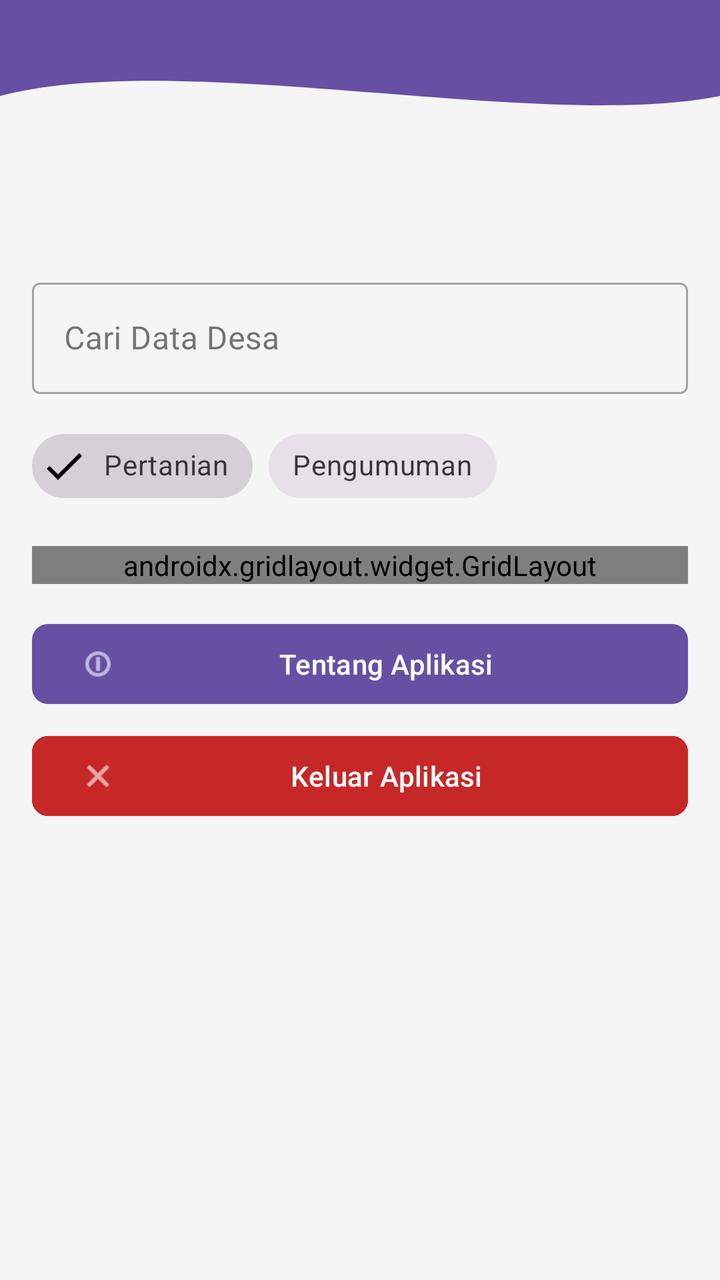
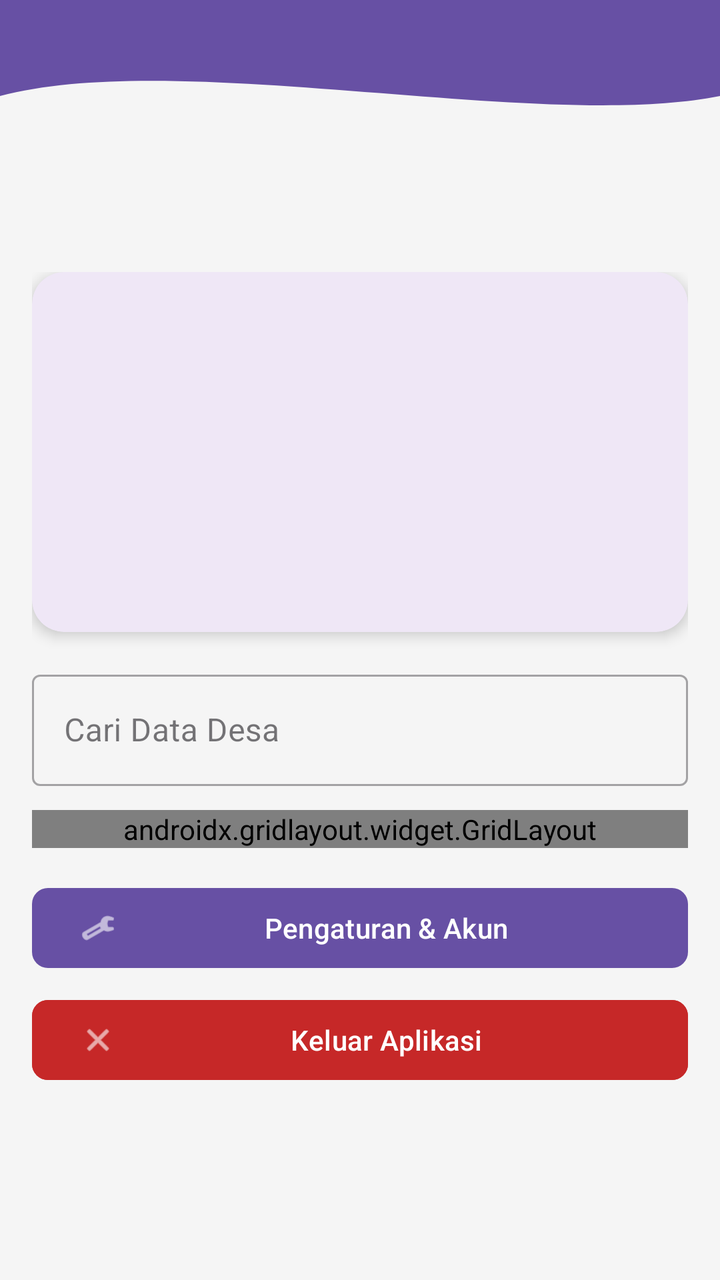

An Android layout rendered at two revisions. The XML below is the earlier revision; the diff shows what the commit changed to produce the second picture.
<!-- AndroidManifest.xml: application theme Theme.Nonaabstrak -->
<!-- res/layout/fragment_home.xml -->
<?xml version="1.0" encoding="utf-8"?>
<androidx.constraintlayout.widget.ConstraintLayout
    xmlns:android="http://schemas.android.com/apk/res/android"
    xmlns:app="http://schemas.android.com/apk/res-auto"
    android:layout_width="match_parent"
    android:layout_height="match_parent"
    android:background="#F5F5F5">

    
    <View
        android:id="@+id/background_header"
        android:layout_width="0dp"
        android:layout_height="120dp"
        android:background="@drawable/bg_header_wave"
        app:layout_constraintEnd_toEndOf="parent"
        app:layout_constraintStart_toStartOf="parent"
        app:layout_constraintTop_toTopOf="parent" />

    
    <androidx.appcompat.widget.Toolbar
        android:id="@+id/toolbar"
        android:layout_width="match_parent"
        android:layout_height="?attr/actionBarSize"
        android:background="@android:color/transparent"
        android:elevation="0dp"
        app:layout_constraintEnd_toEndOf="parent"
        app:layout_constraintStart_toStartOf="parent"
        app:layout_constraintTop_toTopOf="parent"
        app:titleTextColor="#FFFFFF" />

    
    <ScrollView
        android:layout_width="match_parent"
        android:layout_height="0dp"
        app:layout_constraintBottom_toBottomOf="parent"
        app:layout_constraintTop_toBottomOf="@+id/background_header">

        <LinearLayout
            android:layout_width="match_parent"
            android:layout_height="wrap_content"
            android:orientation="vertical"
            android:padding="16dp">

            
            <com.google.android.material.textfield.TextInputLayout
                android:id="@+id/searchInputLayout"
                style="@style/Widget.MaterialComponents.TextInputLayout.OutlinedBox"
                android:layout_width="match_parent"
                android:layout_height="wrap_content"
                android:hint="Cari Data Desa"
                android:layout_marginBottom="12dp">

                <com.google.android.material.textfield.TextInputEditText
                    android:id="@+id/etSearch"
                    android:layout_width="match_parent"
                    android:layout_height="wrap_content"
                    android:inputType="text" />
            </com.google.android.material.textfield.TextInputLayout>

            
            <com.google.android.material.chip.ChipGroup
                android:id="@+id/chipGroupKategori"
                android:layout_width="wrap_content"
                android:layout_height="wrap_content"
                android:layout_marginBottom="16dp"
                app:singleSelection="true">

                <com.google.android.material.chip.Chip
                    android:id="@+id/chipPertanian"
                    style="@style/Widget.MaterialComponents.Chip.Filter"
                    android:layout_width="wrap_content"
                    android:layout_height="wrap_content"
                    android:checked="true"
                    android:text="Pertanian" />

                <com.google.android.material.chip.Chip
                    android:id="@+id/chipPengumuman"
                    style="@style/Widget.MaterialComponents.Chip.Filter"
                    android:layout_width="wrap_content"
                    android:layout_height="wrap_content"
                    android:text="Pengumuman" />

            </com.google.android.material.chip.ChipGroup>

            
            <androidx.gridlayout.widget.GridLayout
                android:layout_width="match_parent"
                android:layout_height="wrap_content"
                android:layout_marginBottom="16dp"
                app:columnCount="2"
                app:useDefaultMargins="true">

                
                <com.google.android.material.button.MaterialButton
                    android:id="@+id/btnBumdes"
                    android:layout_width="0dp"
                    android:layout_height="wrap_content"
                    android:text="Bumdes"
                    android:drawableTop="@android:drawable/ic_menu_agenda"
                    app:layout_columnWeight="1"
                    app:layout_gravity="fill_horizontal"
                    app:cornerRadius="8dp"
                    android:layout_margin="4dp" />

                
                <com.google.android.material.button.MaterialButton
                    android:id="@+id/btnProfil"
                    android:layout_width="0dp"
                    android:layout_height="wrap_content"
                    android:text="Profil"
                    android:drawableTop="@android:drawable/ic_menu_myplaces"
                    app:layout_columnWeight="1"
                    app:layout_gravity="fill_horizontal"
                    app:cornerRadius="8dp"
                    android:layout_margin="4dp" />

                
                <com.google.android.material.button.MaterialButton
                    android:id="@+id/btnForum"
                    android:layout_width="0dp"
                    android:layout_height="wrap_content"
                    android:text="Forum"
                    android:drawableTop="@android:drawable/ic_menu_send"
                    app:layout_columnWeight="1"
                    app:layout_gravity="fill_horizontal"
                    app:cornerRadius="8dp"
                    android:layout_margin="4dp" />

                
                <com.google.android.material.button.MaterialButton
                    android:id="@+id/btnWebView"
                    android:layout_width="0dp"
                    android:layout_height="wrap_content"
                    android:text="Web Desa"
                    android:drawableTop="@android:drawable/ic_menu_mapmode"
                    app:layout_columnWeight="1"
                    app:layout_gravity="fill_horizontal"
                    app:cornerRadius="8dp"
                    android:layout_margin="4dp" />

            </androidx.gridlayout.widget.GridLayout>

            
            <com.google.android.material.button.MaterialButton
                android:id="@+id/btnTentangAplikasi"
                android:layout_width="match_parent"
                android:layout_height="wrap_content"
                android:text="Tentang Aplikasi"
                android:layout_marginBottom="8dp"
                app:icon="@android:drawable/ic_menu_info_details"
                app:cornerRadius="8dp" />

            
            <com.google.android.material.button.MaterialButton
                android:id="@+id/btnLogout"
                android:layout_width="match_parent"
                android:layout_height="wrap_content"
                android:text="Keluar Aplikasi"
                android:backgroundTint="#C62828"
                app:icon="@android:drawable/ic_menu_close_clear_cancel"
                app:cornerRadius="8dp" />

        </LinearLayout>
    </ScrollView>

</androidx.constraintlayout.widget.ConstraintLayout>
<!-- resources referenced by this layout -->
<resources>
  <!-- drawable bg_header_wave (drawable) -->
  <vector xmlns:android="http://schemas.android.com/apk/res/android"
      android:width="100dp"
      android:height="100dp"
      android:viewportWidth="100"
      android:viewportHeight="100">
  
      <path
          android:fillColor="?attr/colorPrimary"
          android:pathData="
              M0,0
              L100,0
              L100,40
              C 75,55
                25,20
                0,40
              Z" />
  </vector>
  <style name="Theme.Nonaabstrak" parent="Base.Theme.Nonaabstrak" />
  <style name="Base.Theme.Nonaabstrak" parent="Theme.Material3.DayNight.NoActionBar">
          
          
      </style>
</resources>

<!-- the commit's change to res/layout/fragment_home.xml (unified diff, before → after) -->
@@ -29,7 +29,7 @@
         app:titleTextColor="#FFFFFF" />
 
     
-    <ScrollView
+    <androidx.core.widget.NestedScrollView
         android:layout_width="match_parent"
         android:layout_height="0dp"
         app:layout_constraintBottom_toBottomOf="parent"
@@ -42,6 +42,22 @@
             android:padding="16dp">
 
             
+            <com.google.android.material.card.MaterialCardView
+                android:layout_width="match_parent"
+                android:layout_height="180dp"
+                android:layout_marginBottom="16dp"
+                app:cardCornerRadius="16dp"
+                app:cardElevation="4dp"
+                app:strokeWidth="0dp">
+
+                <androidx.viewpager2.widget.ViewPager2
+                    android:id="@+id/viewPagerSlider"
+                    android:layout_width="match_parent"
+                    android:layout_height="match_parent" />
+
+            </com.google.android.material.card.MaterialCardView>
+
+            
             <com.google.android.material.textfield.TextInputLayout
                 android:id="@+id/searchInputLayout"
                 style="@style/Widget.MaterialComponents.TextInputLayout.OutlinedBox"
@@ -49,38 +65,12 @@
                 android:layout_height="wrap_content"
                 android:hint="Cari Data Desa"
                 android:layout_marginBottom="12dp">
-
                 <com.google.android.material.textfield.TextInputEditText
                     android:id="@+id/etSearch"
                     android:layout_width="match_parent"
                     android:layout_height="wrap_content"
                     android:inputType="text" />
             </com.google.android.material.textfield.TextInputLayout>
-
-            
-            <com.google.android.material.chip.ChipGroup
-                android:id="@+id/chipGroupKategori"
-                android:layout_width="wrap_content"
-                android:layout_height="wrap_content"
-                android:layout_marginBottom="16dp"
-                app:singleSelection="true">
-
-                <com.google.android.material.chip.Chip
-                    android:id="@+id/chipPertanian"
-                    style="@style/Widget.MaterialComponents.Chip.Filter"
-                    android:layout_width="wrap_content"
-                    android:layout_height="wrap_content"
-                    android:checked="true"
-                    android:text="Pertanian" />
-
-                <com.google.android.material.chip.Chip
-                    android:id="@+id/chipPengumuman"
-                    style="@style/Widget.MaterialComponents.Chip.Filter"
-                    android:layout_width="wrap_content"
-                    android:layout_height="wrap_content"
-                    android:text="Pengumuman" />
-
-            </com.google.android.material.chip.ChipGroup>
 
             
             <androidx.gridlayout.widget.GridLayout
@@ -92,11 +82,11 @@
 
                 
                 <com.google.android.material.button.MaterialButton
-                    android:id="@+id/btnBumdes"
+                    android:id="@+id/btnProdukHukum"
                     android:layout_width="0dp"
                     android:layout_height="wrap_content"
-                    android:text="Bumdes"
-                    android:drawableTop="@android:drawable/ic_menu_agenda"
+                    android:text="Produk Hukum"
+                    android:drawableTop="@android:drawable/ic_menu_sort_by_size"
                     app:layout_columnWeight="1"
                     app:layout_gravity="fill_horizontal"
                     app:cornerRadius="8dp"
@@ -104,11 +94,11 @@
 
                 
                 <com.google.android.material.button.MaterialButton
-                    android:id="@+id/btnProfil"
+                    android:id="@+id/btnInformasiDesa"
                     android:layout_width="0dp"
                     android:layout_height="wrap_content"
-                    android:text="Profil"
-                    android:drawableTop="@android:drawable/ic_menu_myplaces"
+                    android:text="Info Desa"
+                    android:drawableTop="@android:drawable/ic_menu_my_calendar"
                     app:layout_columnWeight="1"
                     app:layout_gravity="fill_horizontal"
                     app:cornerRadius="8dp"
@@ -116,11 +106,11 @@
 
                 
                 <com.google.android.material.button.MaterialButton
-                    android:id="@+id/btnForum"
+                    android:id="@+id/btnAspirasi"
                     android:layout_width="0dp"
                     android:layout_height="wrap_content"
-                    android:text="Forum"
-                    android:drawableTop="@android:drawable/ic_menu_send"
+                    android:text="Aspirasi"
+                    android:drawableTop="@android:drawable/ic_menu_edit"
                     app:layout_columnWeight="1"
                     app:layout_gravity="fill_horizontal"
                     app:cornerRadius="8dp"
@@ -138,6 +128,30 @@
                     app:cornerRadius="8dp"
                     android:layout_margin="4dp" />
 
+                
+                <com.google.android.material.button.MaterialButton
+                    android:id="@+id/btnGaleriDesa"
+                    android:layout_width="0dp"
+                    android:layout_height="wrap_content"
+                    android:text="Galeri Desa"
+                    android:drawableTop="@android:drawable/ic_menu_gallery"
+                    app:layout_columnWeight="1"
+                    app:layout_gravity="fill_horizontal"
+                    app:cornerRadius="8dp"
+                    android:layout_margin="4dp" />
+
+                
+                <com.google.android.material.button.MaterialButton
+                    android:id="@+id/btnLayananMandiri"
+                    android:layout_width="0dp"
+                    android:layout_height="wrap_content"
+                    android:text="Layanan Mandiri"
+                    android:drawableTop="@android:drawable/ic_menu_agenda"
+                    app:layout_columnWeight="1"
+                    app:layout_gravity="fill_horizontal"
+                    app:cornerRadius="8dp"
+                    android:layout_margin="4dp" />
+
             </androidx.gridlayout.widget.GridLayout>
 
             
@@ -145,9 +159,9 @@
                 android:id="@+id/btnTentangAplikasi"
                 android:layout_width="match_parent"
                 android:layout_height="wrap_content"
-                android:text="Tentang Aplikasi"
+                android:text="Pengaturan &amp; Akun"
                 android:layout_marginBottom="8dp"
-                app:icon="@android:drawable/ic_menu_info_details"
+                app:icon="@android:drawable/ic_menu_manage"
                 app:cornerRadius="8dp" />
 
             
@@ -161,6 +175,6 @@
                 app:cornerRadius="8dp" />
 
         </LinearLayout>
-    </ScrollView>
+    </androidx.core.widget.NestedScrollView>
 
 </androidx.constraintlayout.widget.ConstraintLayout>
